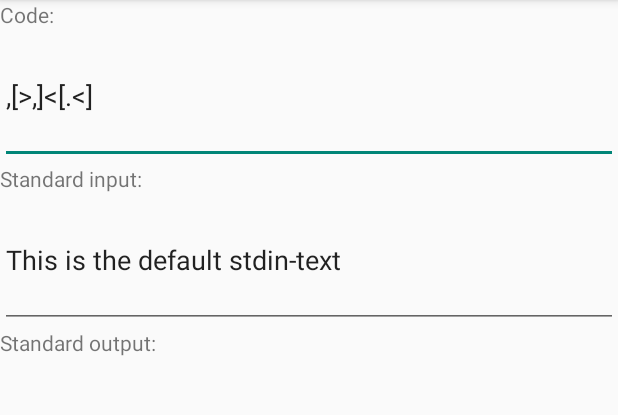
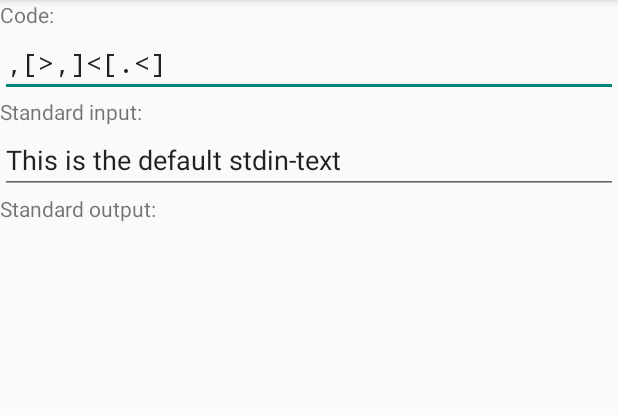
Before and after one commit to segin/BFInterpreter, an Android app: the screen it shows after launch (BFInterpreter), on a phone screen of 412 x 824 dp, the part 84-499 px from its top. Run offline under Robolectric (Android 15) with nearby library versions, the phone set to English and light mode, and no system bars.

Commit message:
Text boxes now resize dynamically with content.

```diff
--- a/app/src/main/res/layout/activity_bfinterpreter.xml
+++ b/app/src/main/res/layout/activity_bfinterpreter.xml
@@ -14,7 +14,7 @@
 
     <EditText
         android:layout_width="match_parent"
-        android:layout_height="90dp"
+        android:layout_height="wrap_content"
         android:inputType="textMultiLine"
         android:ems="10"
         android:id="@+id/codeText"
@@ -22,7 +22,8 @@
         android:layout_toLeftOf="@+id/runButton"
         android:layout_toStartOf="@+id/runButton"
         android:layout_below="@+id/codeHelp"
-        android:text="@string/code_text" />
+        android:text="@string/code_text"
+        android:typeface="monospace" />
 
     <TextView
         android:layout_width="wrap_content"
@@ -33,7 +34,7 @@
 
     <EditText
         android:layout_width="match_parent"
-        android:layout_height="90dp"
+        android:layout_height="wrap_content"
         android:inputType="textMultiLine"
         android:ems="10"
         android:id="@+id/inputText"
```
